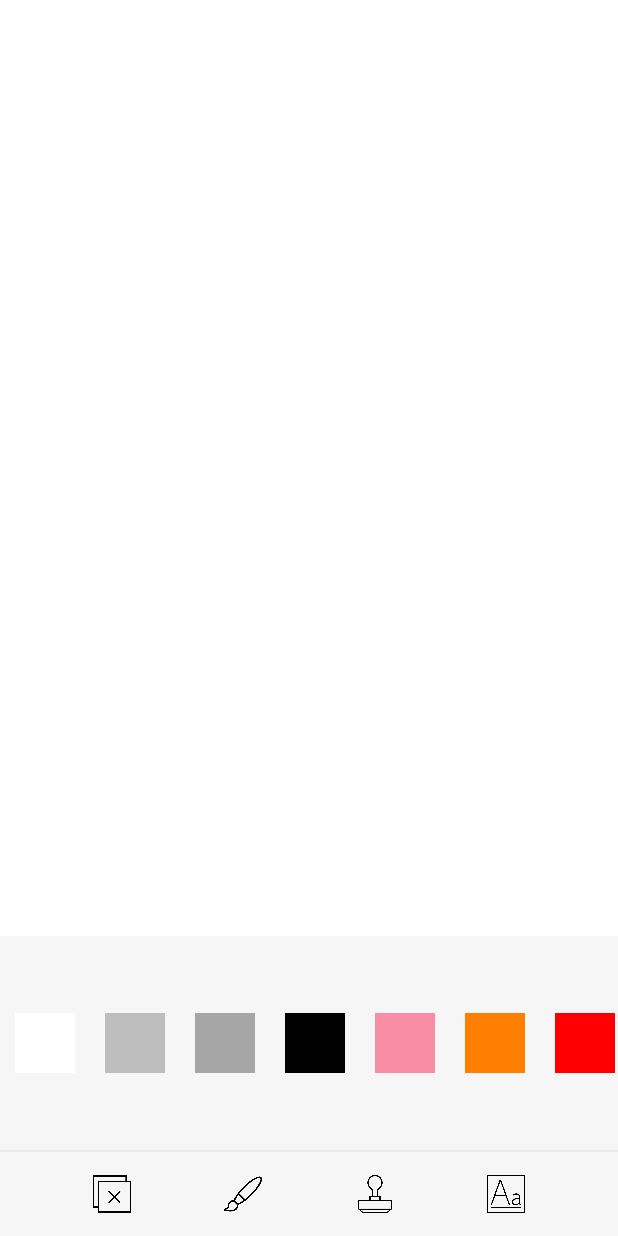
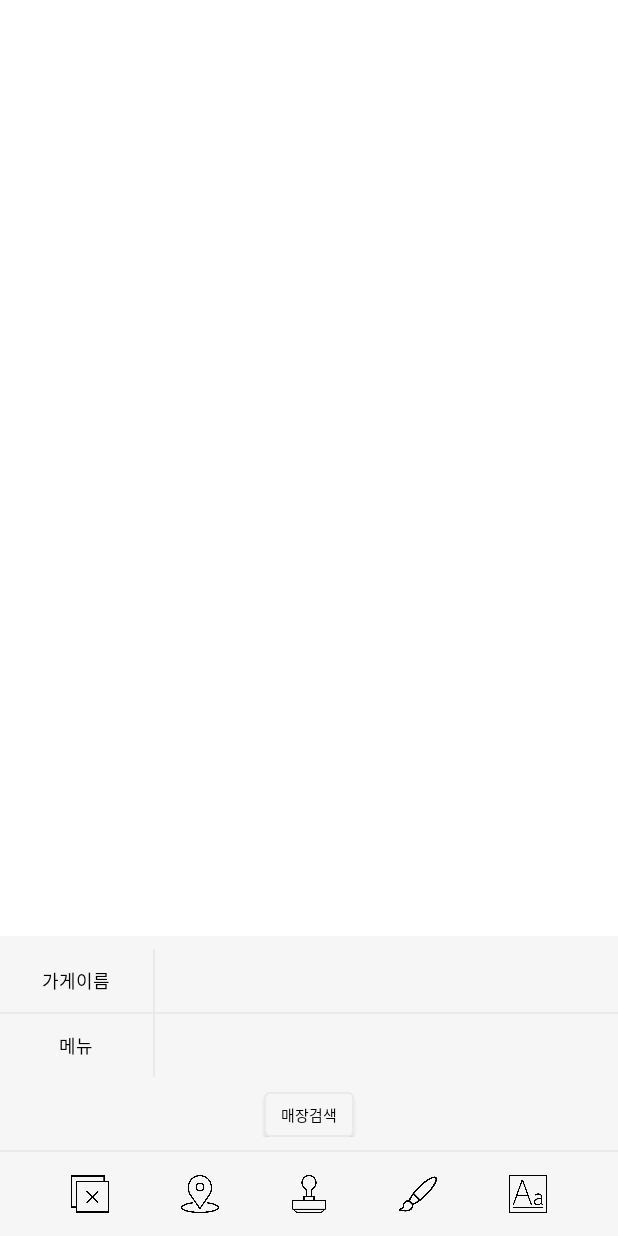
Before and after one commit to jin5578/SeoulContest, an Android app: the PhotoshopActivity screen opened directly, with no data from a screen before it, after a tap on an icon or button, on a phone screen of 412 x 824 dp. Run offline under Robolectric (Android 15) with nearby library versions, the phone set to English and light mode, and no system bars; Roboto replaces fonts that are not available here; 1 statement that could not run was skipped.

Commit message:
PhotoshopActivity  - 가게이름, 메뉴 입력하는 기능 추가

```diff
--- a/app/src/main/java/com/tistory/jeongs0222/seoulcontest/ui/photoshop/PhotoshopActivity.kt
+++ b/app/src/main/java/com/tistory/jeongs0222/seoulcontest/ui/photoshop/PhotoshopActivity.kt
@@ -88,7 +88,8 @@ class PhotoshopActivity : AppCompatActivity(), PhotoshopContract.View {
             photoshopVisibility(1)
         }
 
-        photoshop_paint_imageView.setOnClickListener {
+
+        photoshop_placeHolder_imageView.setOnClickListener {
             mPresenter.setUpRecyclerView(0)
         }
 
@@ -96,8 +97,13 @@ class PhotoshopActivity : AppCompatActivity(), PhotoshopContract.View {
             mPresenter.setUpRecyclerView(1)
         }
 
+
+        photoshop_paint_imageView.setOnClickListener {
+            mPresenter.setUpRecyclerView(2)
+        }
+
         photoshop_font_imageView.setOnClickListener {
-            mPresenter.setUpRecyclerView(2)
+            mPresenter.setUpRecyclerView(3)
         }
     }
 
--- /dev/null
+++ b/app/src/main/java/com/tistory/jeongs0222/seoulcontest/ui/photoshop/PhotoshopPlaceAdapter.kt
@@ -0,0 +1,65 @@
+package com.tistory.jeongs0222.seoulcontest.ui.photoshop
+
+import android.content.Context
+import android.support.v7.widget.RecyclerView
+import android.text.Editable
+import android.text.TextWatcher
+import android.view.LayoutInflater
+import android.view.View
+import android.view.ViewGroup
+import android.widget.EditText
+import com.tistory.jeongs0222.seoulcontest.R
+
+
+class PhotoshopPlaceAdapter(internal val context: Context, val callback: (String, CharSequence) -> Unit) : RecyclerView.Adapter<PhotoshopPlaceAdapter.ViewHolder>(), TextWatcher {
+
+    override fun onCreateViewHolder(parent: ViewGroup, viewType: Int): ViewHolder {
+        return PhotoshopPlaceAdapter.ViewHolder(LayoutInflater.from(parent.context).inflate(R.layout.item_place, parent, false))
+    }
+
+    override fun onBindViewHolder(holder: ViewHolder, position: Int) {
+
+        holder.place_store_editText.addTextChangedListener(this@PhotoshopPlaceAdapter)
+
+        holder.place_menu_editText.addTextChangedListener(object : TextWatcher {
+            override fun onTextChanged(p0: CharSequence?, p1: Int, p2: Int, p3: Int) {
+                callback("2", p0!!)
+            }
+
+            override fun afterTextChanged(p0: Editable?) {
+
+            }
+
+            override fun beforeTextChanged(p0: CharSequence?, p1: Int, p2: Int, p3: Int) {
+
+            }
+        })
+    }
+
+    override fun getItemCount(): Int = 1
+
+
+    class ViewHolder(itemView: View) : RecyclerView.ViewHolder(itemView) {
+        val place_store_editText: EditText
+        val place_menu_editText: EditText
+
+        init {
+            place_store_editText = itemView.findViewById(R.id.place_store_editText)
+            place_menu_editText = itemView.findViewById(R.id.place_menu_editText)
+        }
+    }
+
+    override fun onTextChanged(p0: CharSequence?, p1: Int, p2: Int, p3: Int) {
+        callback("1", p0!!)
+    }
+
+    override fun afterTextChanged(p0: Editable?) {
+
+    }
+
+    override fun beforeTextChanged(p0: CharSequence?, p1: Int, p2: Int, p3: Int) {
+
+    }
+
+
+}
--- a/app/src/main/java/com/tistory/jeongs0222/seoulcontest/ui/photoshop/PhotoshopPresenter.kt
+++ b/app/src/main/java/com/tistory/jeongs0222/seoulcontest/ui/photoshop/PhotoshopPresenter.kt
@@ -6,8 +6,8 @@ import android.content.res.AssetManager
 import android.support.v7.widget.DefaultItemAnimator
 import android.support.v7.widget.LinearLayoutManager
 import android.support.v7.widget.OrientationHelper
-import android.util.Log
 import android.widget.TextView
+import com.tistory.jeongs0222.seoulcontest.R
 import com.tistory.jeongs0222.seoulcontest.util.DynamicViewUtil
 
 
@@ -17,8 +17,9 @@ class PhotoshopPresenter: PhotoshopContract.Presenter {
     private lateinit var context: Context
     private lateinit var assets: AssetManager
 
+    private lateinit var hAdapter: PhotoshopPlaceAdapter
+    private lateinit var mAdapter: PhotoshopStampAdapter
     private lateinit var pAdapter: PhotoshopPaintAdapter
-    private lateinit var mAdapter: PhotoshopStampAdapter
     private lateinit var fAdapter: PhotoshopFontAdapter
 
 
@@ -32,17 +33,25 @@ class PhotoshopPresenter: PhotoshopContract.Presenter {
     override fun setUpRecyclerView(sort: Int) {
 
         when(sort) {
-            0 -> pAdapter = PhotoshopPaintAdapter(context) {
+            0 -> hAdapter = PhotoshopPlaceAdapter(context) { String, it ->
+                if(String.equals("1")) {
+                    dynamicStoreTextView(it)
+                } else {
+                    dynamicMenuTextView(it)
+                }
+            }
+
+            1 -> mAdapter = PhotoshopStampAdapter(context) {
+            }
+
+
+            2 -> pAdapter = PhotoshopPaintAdapter(context) {
                 if(view.tempLinearLayout().findViewById<TextView>(1) != null) {
                     DynamicViewUtil.dynamicFontColor(it, view.tempLinearLayout().findViewById(1))
                 }
             }
 
-            1 -> mAdapter = PhotoshopStampAdapter(context) {
-                dynamicTextView()
-            }
-
-            2 -> fAdapter = PhotoshopFontAdapter(context) {
+            3 -> fAdapter = PhotoshopFontAdapter(context) {
                 if(view.tempLinearLayout().findViewById<TextView>(1) != null) {
                     DynamicViewUtil.dynamicFont(it, view.tempLinearLayout().findViewById(1), assets)
                 }
@@ -52,11 +61,13 @@ class PhotoshopPresenter: PhotoshopContract.Presenter {
         view.recyclerView().apply {
             //adapter = if(sort == 0) mAdapter else fAdapter
             adapter = when(sort) {
-                0 -> pAdapter
+                0 -> hAdapter
 
                 1 -> mAdapter
 
-                2 -> fAdapter
+                2 -> pAdapter
+
+                3 -> fAdapter
 
                 else -> null
             }
@@ -68,26 +79,28 @@ class PhotoshopPresenter: PhotoshopContract.Presenter {
         }
     }
 
-    private fun dynamicTextView() {
+    @SuppressLint("ResourceType")
+    private fun dynamicStoreTextView(charSequence: CharSequence) {
 
-        /*view.tempLinearLayout().removeAllViews()
+        /*if(view.tempLinearLayout().findViewById<TextView>(1) != null) {
+            view.tempLinearLayout().removeView(view.tempLinearLayout().findViewById(1))
+        }*/
+        view.tempLinearLayout().removeAllViews()
 
-        val textView = TextView(context)
-
-        textView.text = "2018\n AUGUST 4TH\n 13:00 PM"
-        textView.typeface = Typeface.createFromAsset(assets, "fonts/goyang.otf")
-        textView.textSize = 30F
-        textView.gravity = Gravity.CENTER_HORIZONTAL
-        textView.setTextColor(Color.BLACK)
-
-        view.tempLinearLayout().addView(textView)*/
-
-        view.tempLinearLayout().removeAllViews()
+        view.tempLinearLayout().addView(DynamicViewUtil.dynamicStoreText(context, assets, charSequence))
 
         //GrayScale
         //view.tempImageView().setColorFilter(DynamicViewUtil.grayScale())
+    }
 
-        view.tempLinearLayout().addView(DynamicViewUtil.dynamicText(context, assets))
+    @SuppressLint("ResourceType")
+    private fun dynamicMenuTextView(charSequence: CharSequence) {
+
+        if(view.tempLinearLayout().findViewById<TextView>(2) != null) {
+            view.tempLinearLayout().removeView(view.tempLinearLayout().findViewById(2))
+        }
+
+        view.tempLinearLayout().addView(DynamicViewUtil.dynamicMenuText(context, assets, charSequence))
     }
 
 }
--- a/app/src/main/java/com/tistory/jeongs0222/seoulcontest/util/DynamicViewUtil.kt
+++ b/app/src/main/java/com/tistory/jeongs0222/seoulcontest/util/DynamicViewUtil.kt
@@ -11,13 +11,28 @@ import android.widget.TextView
 object DynamicViewUtil {
 
     @SuppressLint("ResourceType")
-    fun dynamicText(context: Context, assets: AssetManager): TextView {
+    fun dynamicStoreText(context: Context, assets: AssetManager, charSequence: CharSequence): TextView {
         val textView = TextView(context)
 
         textView.id = 1
-        textView.text = "SHAKE SHACK BURGER\n\n CHEESE BURGER"
+        //textView.text = "SHAKE SHACK BURGER\n\n CHEESE BURGER"
+        textView.text = charSequence
         textView.typeface = Typeface.createFromAsset(assets, "fonts/goyang.otf")
         textView.textSize = 30F
+        textView.gravity = Gravity.CENTER_HORIZONTAL
+        textView.setTextColor(Color.WHITE)
+
+        return textView
+    }
+
+    @SuppressLint("ResourceType")
+    fun dynamicMenuText(context: Context, assets: AssetManager, charSequence: CharSequence): TextView {
+        val textView = TextView(context)
+
+        textView.id = 2
+        textView.text = charSequence
+        textView.typeface = Typeface.createFromAsset(assets, "fonts/goyang.otf")
+        textView.textSize = 20F
         textView.gravity = Gravity.CENTER_HORIZONTAL
         textView.setTextColor(Color.WHITE)
 
--- /dev/null
+++ b/app/src/main/res/drawable-v24/rectangle_background.xml
@@ -0,0 +1,18 @@
+<?xml version="1.0" encoding="utf-8"?>
+<shape xmlns:android="http://schemas.android.com/apk/res/android"
+    android:shape="rectangle"
+    android:padding="10dp">
+
+    <solid android:color="@color/colorLightLightGray"/>
+
+    <stroke
+        android:width="1dp"
+        android:color="@color/colorLightGray"/>
+
+    <corners
+        android:topLeftRadius="3dp"
+        android:topRightRadius="3dp"
+        android:bottomLeftRadius="3dp"
+        android:bottomRightRadius="3dp" />
+
+</shape>
--- a/app/src/main/res/layout/activity_photoshop.xml
+++ b/app/src/main/res/layout/activity_photoshop.xml
@@ -115,14 +115,14 @@
             android:src="@drawable/close_icon"
             app:layout_constraintStart_toStartOf="parent"
             app:layout_constraintBottom_toBottomOf="parent"
-            app:layout_constraintEnd_toStartOf="@id/photoshop_paint_imageView"/>
+            app:layout_constraintEnd_toStartOf="@id/photoshop_placeHolder_imageView"/>
 
         <ImageView
-            android:id="@+id/photoshop_paint_imageView"
+            android:id="@+id/photoshop_placeHolder_imageView"
             android:layout_width="25dp"
             android:layout_height="25dp"
             android:layout_marginBottom="15dp"
-            android:src="@drawable/paint_icon"
+            android:src="@drawable/placeholder_icon"
             app:layout_constraintStart_toEndOf="@id/photoshop_close_imageView"
             app:layout_constraintEnd_toStartOf="@id/photoshop_stamp_imageView"
             app:layout_constraintBottom_toBottomOf="parent"/>
@@ -133,9 +133,19 @@
             android:layout_height="25dp"
             android:layout_marginBottom="15dp"
             android:src="@drawable/stamp_button"
+            app:layout_constraintStart_toEndOf="@id/photoshop_placeHolder_imageView"
+            app:layout_constraintEnd_toStartOf="@id/photoshop_paint_imageView"
+            app:layout_constraintBottom_toBottomOf="parent"/>
+
+        <ImageView
+            android:id="@+id/photoshop_paint_imageView"
+            android:layout_width="25dp"
+            android:layout_height="25dp"
+            android:layout_marginBottom="15dp"
+            android:src="@drawable/paint_icon"
             app:layout_constraintBottom_toBottomOf="parent"
             app:layout_constraintEnd_toStartOf="@id/photoshop_font_imageView"
-            app:layout_constraintStart_toEndOf="@id/photoshop_paint_imageView" />
+            app:layout_constraintStart_toEndOf="@id/photoshop_stamp_imageView" />
 
         <ImageView
             android:id="@+id/photoshop_font_imageView"
@@ -143,7 +153,7 @@
             android:layout_height="25dp"
             android:layout_marginBottom="15dp"
             android:src="@drawable/font_icon"
-            app:layout_constraintStart_toEndOf="@id/photoshop_stamp_imageView"
+            app:layout_constraintStart_toEndOf="@id/photoshop_paint_imageView"
             app:layout_constraintBottom_toBottomOf="parent"
             app:layout_constraintEnd_toEndOf="parent"/>
 
--- /dev/null
+++ b/app/src/main/res/layout/item_place.xml
@@ -0,0 +1,103 @@
+<?xml version="1.0" encoding="utf-8"?>
+<LinearLayout
+    xmlns:android="http://schemas.android.com/apk/res/android"
+    android:id="@+id/stamp_entire_constraintLayout"
+    android:layout_width="match_parent"
+    android:layout_height="wrap_content"
+    android:orientation="vertical"
+    android:background="@color/colorLightLightGray"
+    xmlns:app="http://schemas.android.com/apk/res-auto"
+    xmlns:tools="http://schemas.android.com/tools">
+
+    <LinearLayout
+        android:layout_width="match_parent"
+        android:layout_height="wrap_content"
+        android:orientation="horizontal">
+
+        <TextView
+            android:layout_width="match_parent"
+            android:layout_height="match_parent"
+            android:layout_weight="3"
+            android:padding="12dp"
+            android:gravity="center"
+            android:text="가게이름"
+            android:textColor="@color/colorBlack"
+            android:textSize="12sp"
+            android:fontFamily="@font/goyang"/>
+
+        <LinearLayout
+            android:layout_width="1dp"
+            android:layout_height="match_parent"
+            android:orientation="vertical"
+            android:background="@color/colorLightGray"/>
+
+        <EditText
+            android:id="@+id/place_store_editText"
+            android:layout_width="match_parent"
+            android:layout_height="match_parent"
+            android:layout_weight="1"
+            android:gravity="center"
+            android:textColor="@color/colorBlack"
+            android:textSize="12sp"
+            android:fontFamily="@font/goyang"
+            android:background="@null"
+            android:inputType="textMultiLine|textNoSuggestions"
+            tools:text="SHAKE SHACK BURGER"/>
+
+    </LinearLayout>
+
+    <LinearLayout
+        android:layout_width="match_parent"
+        android:layout_height="1dp"
+        android:orientation="horizontal"
+        android:background="@color/colorLightGray"/>
+
+    <LinearLayout
+        android:layout_width="match_parent"
+        android:layout_height="wrap_content"
+        android:orientation="horizontal">
+
+        <TextView
+            android:layout_width="match_parent"
+            android:layout_height="wrap_content"
+            android:layout_weight="3"
+            android:padding="12dp"
+            android:gravity="center"
+            android:text="메뉴"
+            android:textColor="@color/colorBlack"
+            android:textSize="12sp"
+            android:fontFamily="@font/goyang"/>
+
+        <LinearLayout
+            android:layout_width="1dp"
+            android:layout_height="match_parent"
+            android:orientation="vertical"
+            android:background="@color/colorLightGray"/>
+
+        <EditText
+            android:id="@+id/place_menu_editText"
+            android:layout_width="match_parent"
+            android:layout_height="wrap_content"
+            android:layout_weight="1"
+            android:gravity="center"
+            android:textColor="@color/colorBlack"
+            android:textSize="12sp"
+            android:fontFamily="@font/goyang"
+            android:background="@null"
+            android:inputType="textMultiLine|textNoSuggestions"
+            tools:text="CHEESE BURGER"/>
+
+    </LinearLayout>
+
+    <Button
+        android:layout_width="60dp"
+        android:layout_height="30dp"
+        android:layout_marginTop="10dp"
+        android:layout_gravity="center"
+        android:text="매장검색"
+        android:textColor="@color/colorBlack"
+        android:textSize="10sp"
+        android:fontFamily="@font/goyang"
+        android:background="@drawable/rectangle_background"/>
+
+</LinearLayout>
```
Also changed, not shown: app/src/main/res/drawable/placeholder_icon.png (added), app/src/main/res/layout/item_stamp.xml (line endings or trailing spaces).
